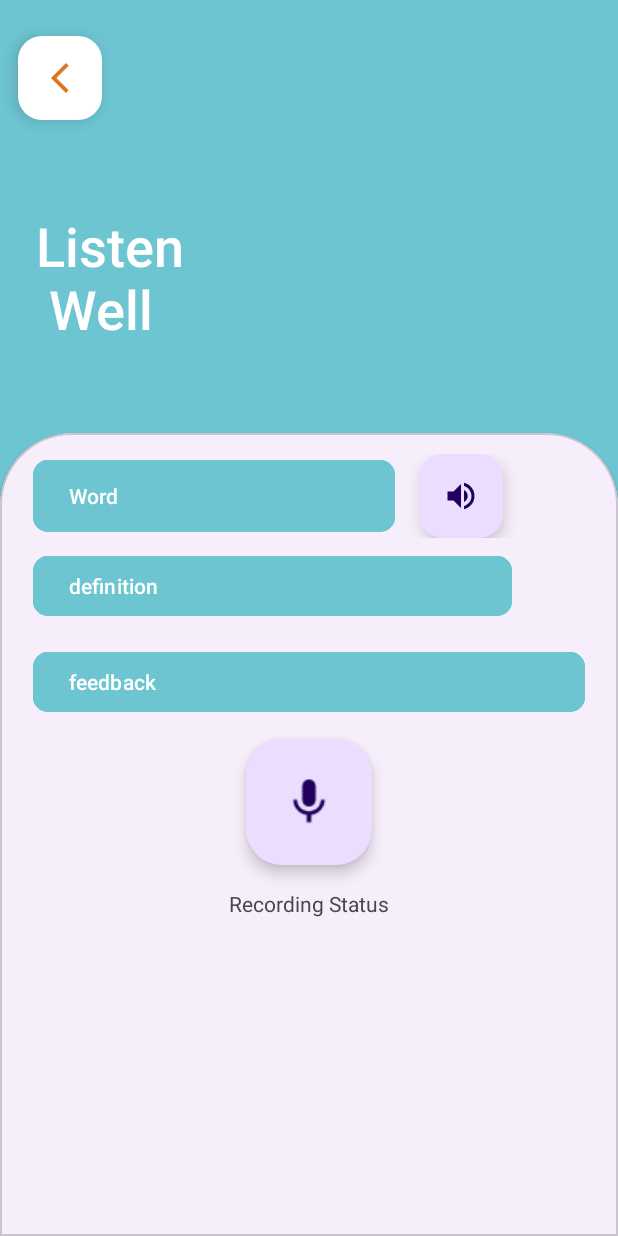
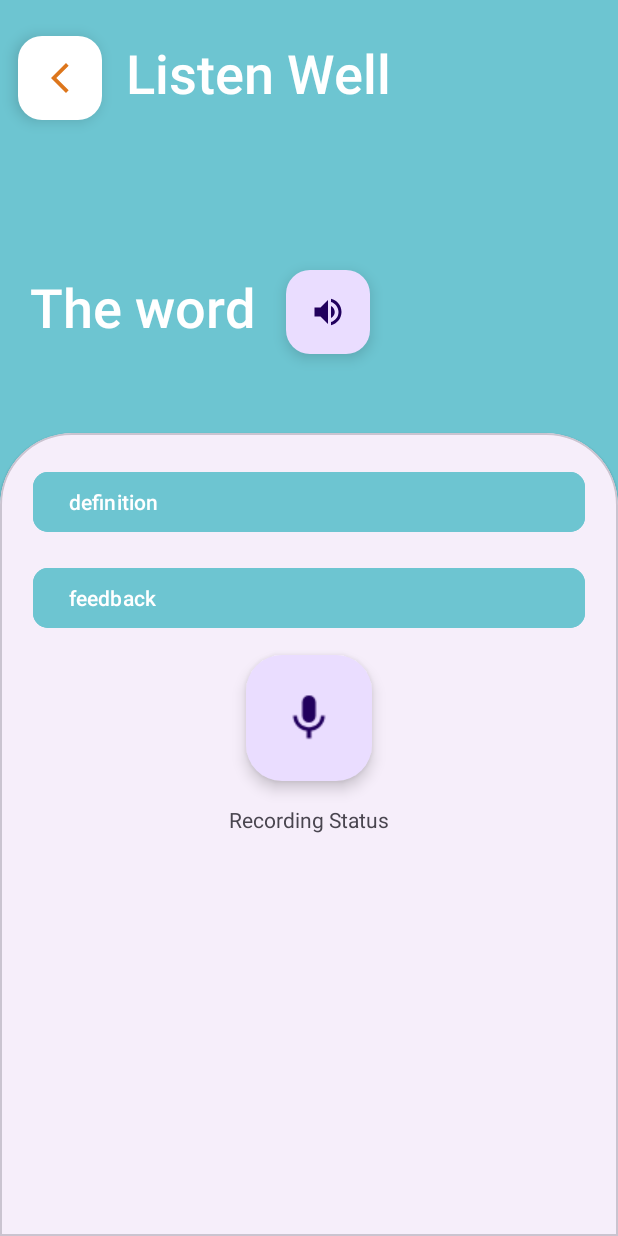
Before and after one commit to hasimiali/CapsEvan, an Android app: the Game screen opened directly, with no data from a screen before it, on a phone screen of 412 x 824 dp. Run offline under Robolectric (Android 15) with nearby library versions, the phone set to English and light mode, and no system bars.

Commit message:
Update game.xml

```diff
--- a/Speaktoo/app/src/main/res/layout/game.xml
+++ b/Speaktoo/app/src/main/res/layout/game.xml
@@ -12,14 +12,40 @@
         android:id="@+id/welcomeBack"
         android:layout_width="wrap_content"
         android:layout_height="wrap_content"
-        android:layout_marginStart="24dp"
+        android:layout_marginStart="16dp"
+        android:layout_marginTop="24dp"
         android:fontFamily="sans-serif-medium"
-        android:text="Listen \n Well"
+        android:text="Listen Well"
         android:textColor="@color/white"
         android:textSize="36sp"
-        app:layout_constraintBottom_toTopOf="@+id/guidelineGame"
+        app:layout_constraintStart_toEndOf="@+id/arrowGame"
+        app:layout_constraintTop_toTopOf="parent" />
+
+    <TextView
+        android:id="@+id/word"
+        android:layout_width="wrap_content"
+        android:layout_height="wrap_content"
+        android:layout_marginStart="20dp"
+        android:layout_marginTop="100dp"
+        android:fontFamily="sans-serif-medium"
+        android:text="The word"
+        android:textColor="@color/white"
+        android:textSize="36sp"
         app:layout_constraintStart_toStartOf="parent"
         app:layout_constraintTop_toBottomOf="@+id/arrowGame" />
+
+    <com.google.android.material.floatingactionbutton.FloatingActionButton
+        android:id="@+id/speaker"
+        android:layout_width="wrap_content"
+        android:layout_height="wrap_content"
+        android:layout_marginStart="20dp"
+        android:layout_marginTop="100dp"
+        android:clickable="true"
+        android:contentDescription="@string/press_to_output_voice"
+        app:fabSize="normal"
+        app:layout_constraintStart_toEndOf="@+id/word"
+        app:layout_constraintTop_toBottomOf="@+id/arrowGame"
+        app:srcCompat="@drawable/baseline_volume_up_24" />
 
     <com.google.android.material.floatingactionbutton.FloatingActionButton
         android:id="@+id/arrowGame"
@@ -73,44 +99,20 @@
                         android:orientation="horizontal">
 
                         <Button
-                            android:id="@+id/word"
-                            android:layout_width="241dp"
-                            android:layout_height="match_parent"
+                            android:id="@+id/definition"
+                            android:layout_width="match_parent"
+                            android:layout_height="wrap_content"
                             android:layout_marginLeft="8dp"
+                            android:layout_marginTop="8dp"
                             android:layout_marginRight="8dp"
+                            android:layout_marginBottom="8dp"
                             android:backgroundTint="@color/blue"
-                            android:text="@string/word"
+                            android:text="@string/definition"
                             android:textAlignment="textStart"
                             android:textColorLink="@color/blue"
                             app:cornerRadius="10dp" />
 
-                        <com.google.android.material.floatingactionbutton.FloatingActionButton
-                            android:id="@+id/speaker"
-                            android:layout_width="wrap_content"
-                            android:layout_height="wrap_content"
-                            android:layout_marginLeft="8dp"
-                            android:layout_marginRight="8dp"
-                            android:clickable="true"
-                            android:contentDescription="@string/press_to_output_voice"
-                            app:srcCompat="@drawable/baseline_volume_up_24"
-                            app:fabSize="normal"
-                            android:layout_gravity="center"
-                            />
                     </LinearLayout>
-
-                    <Button
-                        android:id="@+id/definition"
-                        android:layout_width="319dp"
-                        android:layout_height="match_parent"
-                        android:layout_marginLeft="8dp"
-                        android:layout_marginTop="8dp"
-                        android:layout_marginRight="8dp"
-                        android:layout_marginBottom="8dp"
-                        android:backgroundTint="@color/blue"
-                        android:text="@string/definition"
-                        android:textAlignment="textStart"
-                        android:textColorLink="@color/blue"
-                        app:cornerRadius="10dp" />
 
                     <Button
                         android:id="@+id/feedback"
```
